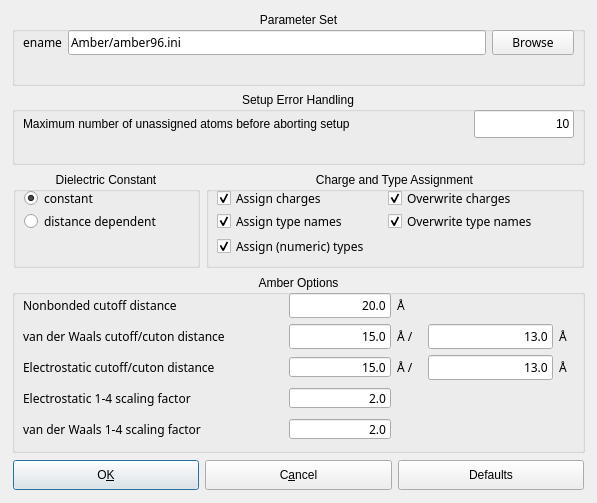
First picture: the form in source/VIEW/DIALOGS/amberConfigurationDialog.ui, repository BALL-Project/ball, before the edit.
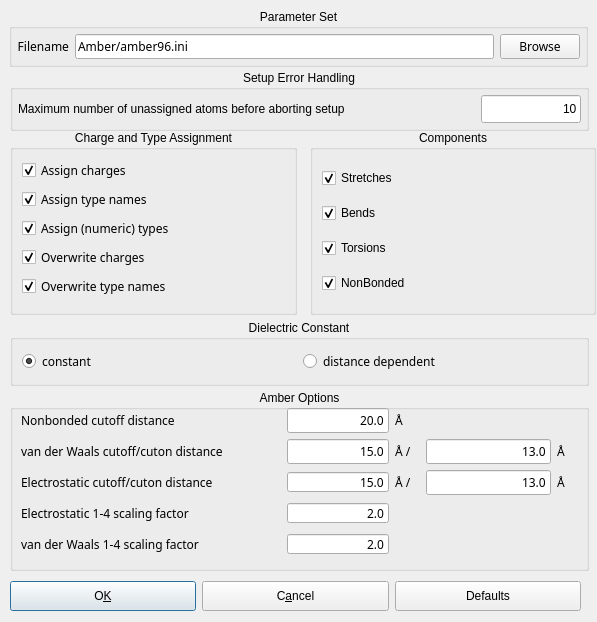
Second picture: the form after the edit.

```diff
--- a/source/VIEW/DIALOGS/amberConfigurationDialog.ui
+++ b/source/VIEW/DIALOGS/amberConfigurationDialog.ui
@@ -9,7 +9,7 @@
     <x>0</x>
     <y>0</y>
     <width>597</width>
-    <height>503</height>
+    <height>622</height>
    </rect>
   </property>
   <property name="sizePolicy" >
@@ -35,13 +35,153 @@
   <property name="windowTitle" >
    <string>AMBER Options</string>
   </property>
+  <widget class="QGroupBox" name="groupBox12" >
+   <property name="geometry" >
+    <rect>
+     <x>9</x>
+     <y>9</y>
+     <width>579</width>
+     <height>58</height>
+    </rect>
+   </property>
+   <property name="title" >
+    <string>Parameter Set</string>
+   </property>
+   <property name="alignment" >
+    <set>Qt::AlignHCenter</set>
+   </property>
+   <layout class="QHBoxLayout" >
+    <property name="margin" >
+     <number>5</number>
+    </property>
+    <property name="spacing" >
+     <number>6</number>
+    </property>
+    <item>
+     <widget class="QLabel" name="Label_10" >
+      <property name="sizePolicy" >
+       <sizepolicy>
+        <hsizetype>5</hsizetype>
+        <vsizetype>1</vsizetype>
+        <horstretch>0</horstretch>
+        <verstretch>0</verstretch>
+       </sizepolicy>
+      </property>
+      <property name="minimumSize" >
+       <size>
+        <width>0</width>
+        <height>25</height>
+       </size>
+      </property>
+      <property name="font" >
+       <font>
+        <family>Sans Serif</family>
+        <pointsize>9</pointsize>
+        <weight>50</weight>
+        <italic>false</italic>
+        <bold>false</bold>
+        <underline>false</underline>
+        <strikeout>false</strikeout>
+       </font>
+      </property>
+      <property name="focusPolicy" >
+       <enum>Qt::NoFocus</enum>
+      </property>
+      <property name="lineWidth" >
+       <number>1</number>
+      </property>
+      <property name="text" >
+       <string>Filename</string>
+      </property>
+      <property name="textFormat" >
+       <enum>Qt::AutoText</enum>
+      </property>
+      <property name="alignment" >
+       <set>Qt::AlignRight|Qt::AlignTrailing|Qt::AlignVCenter</set>
+      </property>
+     </widget>
+    </item>
+    <item>
+     <widget class="QLineEdit" name="parameter_file_edit" >
+      <property name="minimumSize" >
+       <size>
+        <width>150</width>
+        <height>25</height>
+       </size>
+      </property>
+      <property name="font" >
+       <font>
+        <family>Sans Serif</family>
+        <pointsize>9</pointsize>
+        <weight>50</weight>
+        <italic>false</italic>
+        <bold>false</bold>
+        <underline>false</underline>
+        <strikeout>false</strikeout>
+       </font>
+      </property>
+      <property name="focusPolicy" >
+       <enum>Qt::StrongFocus</enum>
+      </property>
+      <property name="text" >
+       <string>Amber/amber96.ini</string>
+      </property>
+      <property name="maxLength" >
+       <number>32767</number>
+      </property>
+      <property name="frame" >
+       <bool>true</bool>
+      </property>
+      <property name="echoMode" >
+       <enum>QLineEdit::Normal</enum>
+      </property>
+      <property name="alignment" >
+       <set>Qt::AlignLeading</set>
+      </property>
+     </widget>
+    </item>
+    <item>
+     <widget class="QPushButton" name="browse_button" >
+      <property name="minimumSize" >
+       <size>
+        <width>50</width>
+        <height>25</height>
+       </size>
+      </property>
+      <property name="font" >
+       <font>
+        <family>Sans Serif</family>
+        <pointsize>9</pointsize>
+        <weight>50</weight>
+        <italic>false</italic>
+        <bold>false</bold>
+        <underline>false</underline>
+        <strikeout>false</strikeout>
+       </font>
+      </property>
+      <property name="focusPolicy" >
+       <enum>Qt::TabFocus</enum>
+      </property>
+      <property name="toolTip" >
+       <string>Browse your computer for amber file</string>
+      </property>
+      <property name="text" >
+       <string>Browse</string>
+      </property>
+      <property name="autoDefault" >
+       <bool>true</bool>
+      </property>
+     </widget>
+    </item>
+   </layout>
+  </widget>
   <widget class="QGroupBox" name="groupBox11" >
    <property name="geometry" >
     <rect>
-     <x>12</x>
-     <y>92</y>
-     <width>573</width>
-     <height>73</height>
+     <x>10</x>
+     <y>70</y>
+     <width>579</width>
+     <height>61</height>
     </rect>
    </property>
    <property name="title" >
@@ -50,47 +190,19 @@
    <property name="alignment" >
     <set>Qt::AlignHCenter</set>
    </property>
-   <widget class="QLineEdit" name="max_unassigned_atoms" >
-    <property name="geometry" >
-     <rect>
-      <x>462</x>
-      <y>18</y>
-      <width>100</width>
-      <height>28</height>
-     </rect>
+   <layout class="QHBoxLayout" >
+    <property name="margin" >
+     <number>5</number>
     </property>
-    <property name="minimumSize" >
-     <size>
-      <width>100</width>
-      <height>28</height>
-     </size>
+    <property name="spacing" >
+     <number>6</number>
     </property>
-    <property name="maximumSize" >
-     <size>
-      <width>100</width>
-      <height>28</height>
-     </size>
-    </property>
-    <property name="text" >
-     <string>10</string>
-    </property>
-    <property name="alignment" >
-     <set>Qt::AlignRight</set>
-    </property>
-   </widget>
+    <item>
    <widget class="QLabel" name="textLabel1" >
-    <property name="geometry" >
-     <rect>
-      <x>11</x>
-      <y>18</y>
-      <width>445</width>
-      <height>28</height>
-     </rect>
-    </property>
     <property name="sizePolicy" >
      <sizepolicy>
       <hsizetype>7</hsizetype>
-      <vsizetype>5</vsizetype>
+        <vsizetype>1</vsizetype>
       <horstretch>0</horstretch>
       <verstretch>0</verstretch>
      </sizepolicy>
@@ -108,16 +220,213 @@
      <set>Qt::AlignLeading|Qt::AlignLeft|Qt::AlignVCenter</set>
     </property>
    </widget>
+    </item>
+    <item>
+     <widget class="QLineEdit" name="max_unassigned_atoms" >
+      <property name="minimumSize" >
+       <size>
+        <width>100</width>
+        <height>28</height>
+       </size>
+      </property>
+      <property name="maximumSize" >
+       <size>
+        <width>100</width>
+        <height>28</height>
+       </size>
+      </property>
+      <property name="text" >
+       <string>10</string>
+      </property>
+      <property name="alignment" >
+       <set>Qt::AlignRight</set>
+      </property>
+     </widget>
+    </item>
+   </layout>
+  </widget>
+  <widget class="QGroupBox" name="check_options" >
+   <property name="geometry" >
+    <rect>
+     <x>10</x>
+     <y>130</y>
+     <width>287</width>
+     <height>185</height>
+    </rect>
+   </property>
+   <property name="minimumSize" >
+    <size>
+     <width>0</width>
+     <height>0</height>
+    </size>
+   </property>
+   <property name="title" >
+    <string>Charge and Type Assignment</string>
+   </property>
+   <property name="alignment" >
+    <set>Qt::AlignHCenter</set>
+   </property>
+   <layout class="QVBoxLayout" >
+    <property name="margin" >
+     <number>9</number>
+    </property>
+    <property name="spacing" >
+     <number>6</number>
+    </property>
+    <item>
+     <widget class="QCheckBox" name="assign_charges_checkBox" >
+      <property name="minimumSize" >
+       <size>
+        <width>140</width>
+        <height>0</height>
+       </size>
+      </property>
+      <property name="font" >
+       <font>
+        <family>Sans Serif</family>
+        <pointsize>9</pointsize>
+        <weight>50</weight>
+        <italic>false</italic>
+        <bold>false</bold>
+        <underline>false</underline>
+        <strikeout>false</strikeout>
+       </font>
+      </property>
+      <property name="text" >
+       <string>Assign charges</string>
+      </property>
+      <property name="checked" >
+       <bool>true</bool>
+      </property>
+     </widget>
+    </item>
+    <item>
+     <widget class="QCheckBox" name="assign_typenames_checkBox" >
+      <property name="minimumSize" >
+       <size>
+        <width>165</width>
+        <height>0</height>
+       </size>
+      </property>
+      <property name="font" >
+       <font>
+        <family>Sans Serif</family>
+        <pointsize>9</pointsize>
+        <weight>50</weight>
+        <italic>false</italic>
+        <bold>false</bold>
+        <underline>false</underline>
+        <strikeout>false</strikeout>
+       </font>
+      </property>
+      <property name="text" >
+       <string>Assign type names</string>
+      </property>
+      <property name="checked" >
+       <bool>true</bool>
+      </property>
+     </widget>
+    </item>
+    <item>
+     <widget class="QCheckBox" name="assign_types_checkBox" >
+      <property name="minimumSize" >
+       <size>
+        <width>140</width>
+        <height>0</height>
+       </size>
+      </property>
+      <property name="font" >
+       <font>
+        <family>Sans Serif</family>
+        <pointsize>9</pointsize>
+        <weight>50</weight>
+        <italic>false</italic>
+        <bold>false</bold>
+        <underline>false</underline>
+        <strikeout>false</strikeout>
+       </font>
+      </property>
+      <property name="text" >
+       <string>Assign (numeric) types</string>
+      </property>
+      <property name="checked" >
+       <bool>true</bool>
+      </property>
+     </widget>
+    </item>
+    <item>
+     <widget class="QCheckBox" name="overwrite_charges_checkBox" >
+      <property name="minimumSize" >
+       <size>
+        <width>155</width>
+        <height>0</height>
+       </size>
+      </property>
+      <property name="font" >
+       <font>
+        <family>Sans Serif</family>
+        <pointsize>9</pointsize>
+        <weight>50</weight>
+        <italic>false</italic>
+        <bold>false</bold>
+        <underline>false</underline>
+        <strikeout>false</strikeout>
+       </font>
+      </property>
+      <property name="text" >
+       <string>Overwrite charges</string>
+      </property>
+      <property name="checked" >
+       <bool>true</bool>
+      </property>
+     </widget>
+    </item>
+    <item>
+     <widget class="QCheckBox" name="overwrite_typenames_checkBox" >
+      <property name="minimumSize" >
+       <size>
+        <width>155</width>
+        <height>0</height>
+       </size>
+      </property>
+      <property name="font" >
+       <font>
+        <family>Sans Serif</family>
+        <pointsize>9</pointsize>
+        <weight>50</weight>
+        <italic>false</italic>
+        <bold>false</bold>
+        <underline>false</underline>
+        <strikeout>false</strikeout>
+       </font>
+      </property>
+      <property name="text" >
+       <string>Overwrite type names</string>
+      </property>
+      <property name="checked" >
+       <bool>true</bool>
+      </property>
+     </widget>
+    </item>
+   </layout>
   </widget>
   <widget class="QGroupBox" name="dielectric_group" >
    <property name="geometry" >
     <rect>
-     <x>13</x>
-     <y>172</y>
-     <width>187</width>
-     <height>96</height>
+     <x>10</x>
+     <y>320</y>
+     <width>579</width>
+     <height>66</height>
     </rect>
    </property>
+   <property name="sizePolicy" >
+    <sizepolicy>
+     <hsizetype>1</hsizetype>
+     <vsizetype>1</vsizetype>
+     <horstretch>0</horstretch>
+     <verstretch>0</verstretch>
+    </sizepolicy>
+   </property>
    <property name="minimumSize" >
     <size>
      <width>180</width>
@@ -130,24 +439,32 @@
    <property name="alignment" >
     <set>Qt::AlignHCenter</set>
    </property>
+   <layout class="QHBoxLayout" >
+    <property name="margin" >
+     <number>9</number>
+    </property>
+    <property name="spacing" >
+     <number>6</number>
+    </property>
+    <item>
    <widget class="QRadioButton" name="constant_button" >
-    <property name="geometry" >
-     <rect>
-      <x>11</x>
-      <y>18</y>
-      <width>165</width>
-      <height>17</height>
-     </rect>
+      <property name="sizePolicy" >
+       <sizepolicy>
+        <hsizetype>7</hsizetype>
+        <vsizetype>1</vsizetype>
+        <horstretch>0</horstretch>
+        <verstretch>0</verstretch>
+       </sizepolicy>
     </property>
     <property name="minimumSize" >
      <size>
-      <width>165</width>
+        <width>0</width>
       <height>0</height>
      </size>
     </property>
     <property name="maximumSize" >
      <size>
-      <width>165</width>
+        <width>32000</width>
       <height>32767</height>
      </size>
     </property>
@@ -169,18 +486,20 @@
      <bool>true</bool>
     </property>
    </widget>
+    </item>
+    <item>
    <widget class="QRadioButton" name="distance_button" >
-    <property name="geometry" >
-     <rect>
-      <x>11</x>
-      <y>41</y>
-      <width>165</width>
-      <height>17</height>
-     </rect>
+      <property name="sizePolicy" >
+       <sizepolicy>
+        <hsizetype>3</hsizetype>
+        <vsizetype>1</vsizetype>
+        <horstretch>0</horstretch>
+        <verstretch>0</verstretch>
+       </sizepolicy>
     </property>
     <property name="minimumSize" >
      <size>
-      <width>165</width>
+        <width>0</width>
       <height>0</height>
      </size>
     </property>
@@ -199,14 +518,80 @@
      <string>distance dependent</string>
     </property>
    </widget>
+    </item>
+   </layout>
+  </widget>
+  <widget class="QGroupBox" name="groupBox" >
+   <property name="geometry" >
+    <rect>
+     <x>310</x>
+     <y>130</y>
+     <width>286</width>
+     <height>185</height>
+    </rect>
+   </property>
+   <property name="title" >
+    <string>Components</string>
+   </property>
+   <property name="alignment" >
+    <set>Qt::AlignHCenter</set>
+   </property>
+   <layout class="QVBoxLayout" >
+    <property name="margin" >
+     <number>9</number>
+    </property>
+    <property name="spacing" >
+     <number>6</number>
+    </property>
+    <item>
+     <widget class="QCheckBox" name="checkBox" >
+      <property name="text" >
+       <string>Stretches</string>
+      </property>
+      <property name="checked" >
+       <bool>true</bool>
+      </property>
+     </widget>
+    </item>
+    <item>
+     <widget class="QCheckBox" name="checkBox_2" >
+      <property name="text" >
+       <string>Bends</string>
+      </property>
+      <property name="checked" >
+       <bool>true</bool>
+      </property>
+     </widget>
+    </item>
+    <item>
+     <widget class="QCheckBox" name="checkBox_3" >
+      <property name="text" >
+       <string>Torsions</string>
+      </property>
+      <property name="checked" >
+       <bool>true</bool>
+      </property>
+     </widget>
+    </item>
+    <item>
+     <widget class="QCheckBox" name="checkBox_4" >
+      <property name="text" >
+       <string>NonBonded</string>
+      </property>
+      <property name="checked" >
+       <bool>true</bool>
+      </property>
+     </widget>
+    </item>
+   </layout>
   </widget>
   <widget class="QGroupBox" name="AmberFF_Options" >
    <property name="geometry" >
     <rect>
-     <x>12</x>
-     <y>275</y>
-     <width>573</width>
-     <height>178</height>
+     <x>10</x>
+     <y>390</y>
+     <width>579</width>
+     <height>181</height>
     </rect>
    </property>
    <property name="minimumSize" >
@@ -909,14 +1294,31 @@
     </property>
    </widget>
   </widget>
+  <widget class="QWidget" name="" >
+   <property name="geometry" >
+    <rect>
+     <x>10</x>
+     <y>580</y>
+     <width>571</width>
+     <height>33</height>
+    </rect>
+   </property>
+   <layout class="QHBoxLayout" >
+    <property name="margin" >
+     <number>0</number>
+    </property>
+    <property name="spacing" >
+     <number>6</number>
+    </property>
+    <item>
   <widget class="QPushButton" name="close_button" >
-   <property name="geometry" >
-    <rect>
-     <x>13</x>
-     <y>460</y>
-     <width>186</width>
-     <height>30</height>
-    </rect>
+      <property name="sizePolicy" >
+       <sizepolicy>
+        <hsizetype>3</hsizetype>
+        <vsizetype>0</vsizetype>
+        <horstretch>0</horstretch>
+        <verstretch>0</verstretch>
+       </sizepolicy>
    </property>
    <property name="minimumSize" >
     <size>
@@ -937,14 +1339,16 @@
     <bool>true</bool>
    </property>
   </widget>
+    </item>
+    <item>
   <widget class="QPushButton" name="cancel_button" >
-   <property name="geometry" >
-    <rect>
-     <x>205</x>
-     <y>460</y>
-     <width>187</width>
-     <height>30</height>
-    </rect>
+      <property name="sizePolicy" >
+       <sizepolicy>
+        <hsizetype>3</hsizetype>
+        <vsizetype>0</vsizetype>
+        <horstretch>0</horstretch>
+        <verstretch>0</verstretch>
+       </sizepolicy>
    </property>
    <property name="minimumSize" >
     <size>
@@ -962,14 +1366,16 @@
     <string/>
    </property>
   </widget>
+    </item>
+    <item>
   <widget class="QPushButton" name="reset_button" >
-   <property name="geometry" >
-    <rect>
-     <x>398</x>
-     <y>460</y>
-     <width>186</width>
-     <height>30</height>
-    </rect>
+      <property name="sizePolicy" >
+       <sizepolicy>
+        <hsizetype>3</hsizetype>
+        <vsizetype>0</vsizetype>
+        <horstretch>0</horstretch>
+        <verstretch>0</verstretch>
+       </sizepolicy>
    </property>
    <property name="minimumSize" >
     <size>
@@ -987,334 +1393,8 @@
     <string/>
    </property>
   </widget>
-  <widget class="QGroupBox" name="groupBox12" >
-   <property name="geometry" >
-    <rect>
-     <x>12</x>
-     <y>12</y>
-     <width>573</width>
-     <height>74</height>
-    </rect>
-   </property>
-   <property name="title" >
-    <string>Parameter Set</string>
-   </property>
-   <property name="alignment" >
-    <set>Qt::AlignHCenter</set>
-   </property>
-   <widget class="QLabel" name="Label_10" >
-    <property name="geometry" >
-     <rect>
-      <x>11</x>
-      <y>18</y>
-      <width>39</width>
-      <height>25</height>
-     </rect>
-    </property>
-    <property name="minimumSize" >
-     <size>
-      <width>0</width>
-      <height>25</height>
-     </size>
-    </property>
-    <property name="font" >
-     <font>
-      <family>Sans Serif</family>
-      <pointsize>9</pointsize>
-      <weight>50</weight>
-      <italic>false</italic>
-      <bold>false</bold>
-      <underline>false</underline>
-      <strikeout>false</strikeout>
-     </font>
-    </property>
-    <property name="focusPolicy" >
-     <enum>Qt::NoFocus</enum>
-    </property>
-    <property name="lineWidth" >
-     <number>1</number>
-    </property>
-    <property name="text" >
-     <string>Filename</string>
-    </property>
-    <property name="textFormat" >
-     <enum>Qt::AutoText</enum>
-    </property>
-    <property name="alignment" >
-     <set>Qt::AlignRight|Qt::AlignTrailing|Qt::AlignVCenter</set>
-    </property>
-   </widget>
-   <widget class="QPushButton" name="browse_button" >
-    <property name="geometry" >
-     <rect>
-      <x>480</x>
-      <y>18</y>
-      <width>82</width>
-      <height>25</height>
-     </rect>
-    </property>
-    <property name="minimumSize" >
-     <size>
-      <width>50</width>
-      <height>25</height>
-     </size>
-    </property>
-    <property name="font" >
-     <font>
-      <family>Sans Serif</family>
-      <pointsize>9</pointsize>
-      <weight>50</weight>
-      <italic>false</italic>
-      <bold>false</bold>
-      <underline>false</underline>
-      <strikeout>false</strikeout>
-     </font>
-    </property>
-    <property name="focusPolicy" >
-     <enum>Qt::TabFocus</enum>
-    </property>
-    <property name="toolTip" >
-     <string>Browse your computer for amber file</string>
-    </property>
-    <property name="text" >
-     <string>Browse</string>
-    </property>
-    <property name="autoDefault" >
-     <bool>true</bool>
-    </property>
-   </widget>
-   <widget class="QLineEdit" name="parameter_file_edit" >
-    <property name="geometry" >
-     <rect>
-      <x>56</x>
-      <y>18</y>
-      <width>418</width>
-      <height>25</height>
-     </rect>
-    </property>
-    <property name="minimumSize" >
-     <size>
-      <width>150</width>
-      <height>25</height>
-     </size>
-    </property>
-    <property name="font" >
-     <font>
-      <family>Sans Serif</family>
-      <pointsize>9</pointsize>
-      <weight>50</weight>
-      <italic>false</italic>
-      <bold>false</bold>
-      <underline>false</underline>
-      <strikeout>false</strikeout>
-     </font>
-    </property>
-    <property name="focusPolicy" >
-     <enum>Qt::StrongFocus</enum>
-    </property>
-    <property name="text" >
-     <string>Amber/amber96.ini</string>
-    </property>
-    <property name="maxLength" >
-     <number>32767</number>
-    </property>
-    <property name="frame" >
-     <bool>true</bool>
-    </property>
-    <property name="echoMode" >
-     <enum>QLineEdit::Normal</enum>
-    </property>
-    <property name="alignment" >
-     <set>Qt::AlignLeading</set>
-    </property>
-   </widget>
-  </widget>
-  <widget class="QGroupBox" name="check_options" >
-   <property name="geometry" >
-    <rect>
-     <x>206</x>
-     <y>172</y>
-     <width>378</width>
-     <height>96</height>
-    </rect>
-   </property>
-   <property name="minimumSize" >
-    <size>
-     <width>330</width>
-     <height>0</height>
-    </size>
-   </property>
-   <property name="title" >
-    <string>Charge and Type Assignment</string>
-   </property>
-   <property name="alignment" >
-    <set>Qt::AlignHCenter</set>
-   </property>
-   <widget class="QCheckBox" name="assign_types_checkBox" >
-    <property name="geometry" >
-     <rect>
-      <x>11</x>
-      <y>66</y>
-      <width>171</width>
-      <height>17</height>
-     </rect>
-    </property>
-    <property name="minimumSize" >
-     <size>
-      <width>140</width>
-      <height>0</height>
-     </size>
-    </property>
-    <property name="font" >
-     <font>
-      <family>Sans Serif</family>
-      <pointsize>9</pointsize>
-      <weight>50</weight>
-      <italic>false</italic>
-      <bold>false</bold>
-      <underline>false</underline>
-      <strikeout>false</strikeout>
-     </font>
-    </property>
-    <property name="text" >
-     <string>Assign (numeric) types</string>
-    </property>
-    <property name="checked" >
-     <bool>true</bool>
-    </property>
-   </widget>
-   <widget class="QCheckBox" name="overwrite_charges_checkBox" >
-    <property name="geometry" >
-     <rect>
-      <x>182</x>
-      <y>18</y>
-      <width>185</width>
-      <height>17</height>
-     </rect>
-    </property>
-    <property name="minimumSize" >
-     <size>
-      <width>155</width>
-      <height>0</height>
-     </size>
-    </property>
-    <property name="font" >
-     <font>
-      <family>Sans Serif</family>
-      <pointsize>9</pointsize>
-      <weight>50</weight>
-      <italic>false</italic>
-      <bold>false</bold>
-      <underline>false</underline>
-      <strikeout>false</strikeout>
-     </font>
-    </property>
-    <property name="text" >
-     <string>Overwrite charges</string>
-    </property>
-    <property name="checked" >
-     <bool>true</bool>
-    </property>
-   </widget>
-   <widget class="QCheckBox" name="overwrite_typenames_checkBox" >
-    <property name="geometry" >
-     <rect>
-      <x>182</x>
-      <y>41</y>
-      <width>185</width>
-      <height>17</height>
-     </rect>
-    </property>
-    <property name="minimumSize" >
-     <size>
-      <width>155</width>
-      <height>0</height>
-     </size>
-    </property>
-    <property name="font" >
-     <font>
-      <family>Sans Serif</family>
-      <pointsize>9</pointsize>
-      <weight>50</weight>
-      <italic>false</italic>
-      <bold>false</bold>
-      <underline>false</underline>
-      <strikeout>false</strikeout>
-     </font>
-    </property>
-    <property name="text" >
-     <string>Overwrite type names</string>
-    </property>
-    <property name="checked" >
-     <bool>true</bool>
-    </property>
-   </widget>
-   <widget class="QCheckBox" name="assign_charges_checkBox" >
-    <property name="geometry" >
-     <rect>
-      <x>11</x>
-      <y>18</y>
-      <width>165</width>
-      <height>17</height>
-     </rect>
-    </property>
-    <property name="minimumSize" >
-     <size>
-      <width>140</width>
-      <height>0</height>
-     </size>
-    </property>
-    <property name="font" >
-     <font>
-      <family>Sans Serif</family>
-      <pointsize>9</pointsize>
-      <weight>50</weight>
-      <italic>false</italic>
-      <bold>false</bold>
-      <underline>false</underline>
-      <strikeout>false</strikeout>
-     </font>
-    </property>
-    <property name="text" >
-     <string>Assign charges</string>
-    </property>
-    <property name="checked" >
-     <bool>true</bool>
-    </property>
-   </widget>
-   <widget class="QCheckBox" name="assign_typenames_checkBox" >
-    <property name="geometry" >
-     <rect>
-      <x>11</x>
-      <y>41</y>
-      <width>165</width>
-      <height>17</height>
-     </rect>
-    </property>
-    <property name="minimumSize" >
-     <size>
-      <width>165</width>
-      <height>0</height>
-     </size>
-    </property>
-    <property name="font" >
-     <font>
-      <family>Sans Serif</family>
-      <pointsize>9</pointsize>
-      <weight>50</weight>
-      <italic>false</italic>
-      <bold>false</bold>
-      <underline>false</underline>
-      <strikeout>false</strikeout>
-     </font>
-    </property>
-    <property name="text" >
-     <string>Assign type names</string>
-    </property>
-    <property name="checked" >
-     <bool>true</bool>
-    </property>
-   </widget>
+    </item>
+   </layout>
   </widget>
  </widget>
  <layoutdefault spacing="6" margin="11" />
```
Lines whose indentation alone changed are shown as unchanged.
